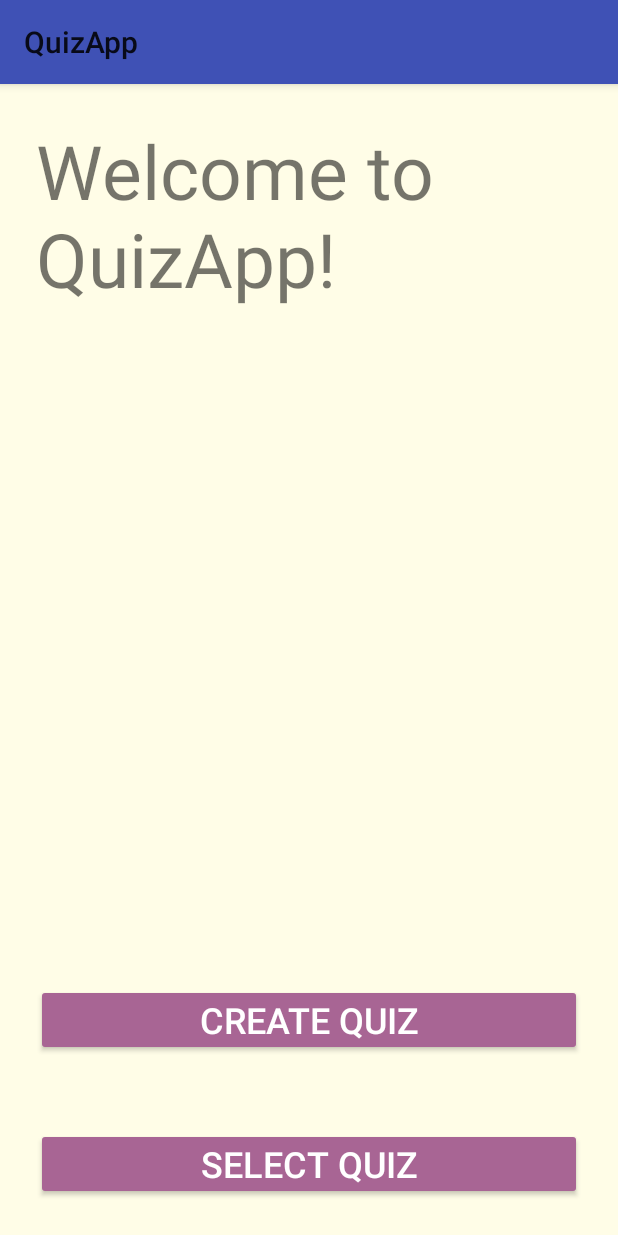
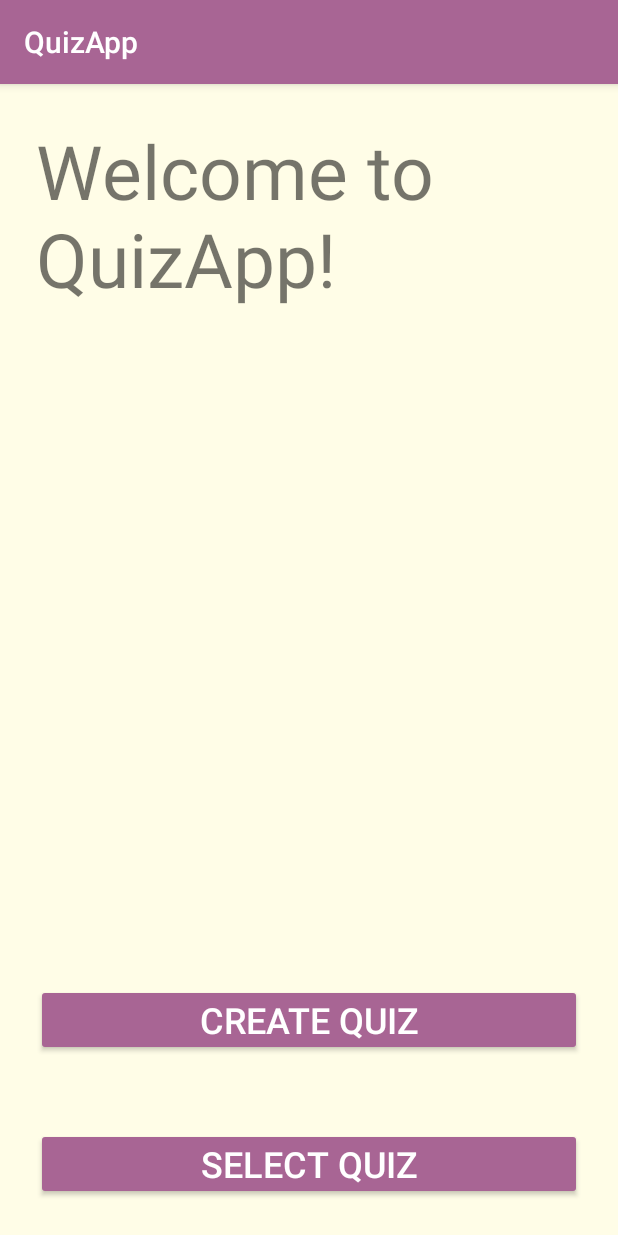
Before and after one commit to oritgurel/QuizApp3, an Android app: the screen it shows after launch (WelcomeActivity), on a phone screen of 412 x 824 dp. Run offline under Robolectric (Android 15) with nearby library versions, the phone set to English and light mode, and no system bars.

Commit message:
theme_updated_createBugFixed

```diff
--- a/app/src/main/java/com/oritmalki/quizapp/view/QuestionFragment.java
+++ b/app/src/main/java/com/oritmalki/quizapp/view/QuestionFragment.java
@@ -180,12 +180,6 @@ public class QuestionFragment extends Fragment implements View.OnClickListener,
 
                 }
 
-
-
-//TODO make fragment visible
-//                Intent intent = new Intent(this.getContext(), FinalScoreActivity.class);
-//                intent.putExtra("Score", finalScore);
-//                startActivity(intent);
                 break;
             default:
                 mOnButtonClickListener.onButtonClicked(v);
--- a/app/src/main/java/com/oritmalki/quizapp/view/WelcomeActivity.java
+++ b/app/src/main/java/com/oritmalki/quizapp/view/WelcomeActivity.java
@@ -34,7 +34,6 @@ public class WelcomeActivity extends AppCompatActivity implements WelcomFragment
     public static final String TO_CREATE_QUIZ_FRAGMENT = "to_create_quiz_fragment";
     public static final String IS_IN_REVIEW = "isInReview_key";
 
-    //TODO navigation back from start quiz screen
 
 
     @Override
--- a/app/src/main/res/layout/welcome_fragment.xml
+++ b/app/src/main/res/layout/welcome_fragment.xml
@@ -1,38 +1,35 @@
 <?xml version="1.0" encoding="utf-8"?>
 <RelativeLayout xmlns:android="http://schemas.android.com/apk/res/android"
-              android:layout_width="match_parent"
-              android:layout_height="match_parent"
-                android:background="@color/welcomeBkg"
-               >
+    android:layout_width="match_parent"
+    android:layout_height="match_parent"
+    android:background="@color/welcomeBkg">
 
     <TextView
         android:layout_width="match_parent"
         android:layout_height="wrap_content"
-        android:textSize="50sp"
+        android:layout_alignParentTop="true"
+        android:padding="24dp"
         android:text="Welcome to QuizApp!"
-        android:padding="24dp"
-        android:layout_alignParentTop="true"/>
+        android:textSize="50sp" />
 
     <Button
         android:id="@+id/select_quiz"
-        android:theme="@style/AppTheme.Button"
         android:layout_width="match_parent"
         android:layout_height="wrap_content"
+        android:layout_alignParentBottom="true"
+        android:layout_margin="24dp"
         android:text="@string/select_quiz"
         android:textSize="@dimen/page_button_text"
-        android:layout_alignParentBottom="true"
-        android:layout_margin="24dp"
-        />
+        android:theme="@style/AppTheme.Button" />
 
     <Button
         android:id="@+id/create_quiz"
-        android:theme="@style/AppTheme.Button"
-        android:layout_above="@id/select_quiz"
         android:layout_width="match_parent"
         android:layout_height="wrap_content"
+        android:layout_above="@id/select_quiz"
+        android:layout_margin="24dp"
         android:text="@string/create_quiz"
         android:textSize="@dimen/page_button_text"
-        android:layout_margin="24dp"
-        />
+        android:theme="@style/AppTheme.Button" />
 
 </RelativeLayout>
--- a/app/src/main/res/values/colors.xml
+++ b/app/src/main/res/values/colors.xml
@@ -1,9 +1,12 @@
 <?xml version="1.0" encoding="utf-8"?>
 <resources>
-    <color name="colorPrimary">#3F51B5</color>
-    <color name="colorPrimaryDark">#303F9F</color>
-    <color name="colorAccent">#FF4081</color>
+    <color name="colorPrimary">@color/purple</color>
+    <color name="colorPrimaryDark">#7a4c82</color>
+    <color name="colorAccent">@color/pink</color>
     <color name="welcomeBkg">#FFFDE7</color>
     <color name="darkGray">#a9a9a9</color>
     <color name="red">#FF0000</color>
+    <color name="purple">#A86594</color>
+    <color name="pink">#FFAEEB</color>
+    <color name="white">#FFFFFF</color>
 </resources>
--- a/app/src/main/res/values/styles.xml
+++ b/app/src/main/res/values/styles.xml
@@ -1,17 +1,35 @@
-<resources xmlns:tools="http://schemas.android.com/tools" xmlns:android="urn:oasis:names:tc:xliff:document:1.2">
+<resources xmlns:android="urn:oasis:names:tc:xliff:document:1.2" xmlns:tools="http://schemas.android.com/tools">
 
     <!-- Base application theme. -->
-      <style name="AppTheme" parent="Base.Theme.AppCompat.Light">
+    <style name="AppTheme" parent="Base.Theme.AppCompat.Light.DarkActionBar">
         <!-- Customize your theme here. -->
         <item name="colorPrimary">@color/colorPrimary</item>
         <item name="colorPrimaryDark">@color/colorPrimaryDark</item>
         <item name="colorAccent">@color/colorAccent</item>
+        <item name="android:actionBarStyle">@style/ActionBar</item>
+
+
     </style>
+
+    <style name="ActionBar" parent="@android:style/Widget.ActionBar">
+        <item name="android:titleTextStyle">@style/ActionBar.Title</item>
+        <item name="android:subtitleTextStyle">@style/ActionBar.Subtitle</item>
+        ...
+    </style>
+
+    <style name="ActionBar.Title">
+        <item name="android:textColor">@color/white</item>
+    </style>
+
+    <style name="ActionBar.Subtitle">
+        <item name="android:textColor">@color/white</item>
+    </style>
+
 
     <style name="AppTheme.Button" parent="Widget.AppCompat.Button">
         <item name="android:radius">2dp</item>
         <item name="android:textColor">#FFFFFF</item>
-        <item name="android:colorButtonNormal" tools:targetApi="lollipop">#A86594</item>
+        <item name="android:colorButtonNormal" tools:targetApi="lollipop">@color/purple</item>
         <item name="android:layout_width">wrap_content</item>
         <item name="android:layout_height">wrap_content</item>
         <item name="android:singleLine">true</item>
@@ -23,7 +41,7 @@
     <style name="AppTheme.ButtonHighlighted" parent="Widget.AppCompat.Button">
         <item name="android:radius">2dp</item>
         <item name="android:textColor">#FFFFFF</item>
-        <item name="android:colorButtonNormal" tools:targetApi="lollipop">#FFAEEB</item>
+        <item name="android:colorButtonNormal" tools:targetApi="lollipop">@color/pink</item>
         <item name="android:layout_width">wrap_content</item>
         <item name="android:layout_height">wrap_content</item>
         <item name="android:singleLine">true</item>
@@ -32,11 +50,9 @@
         <item name="android:layout_marginBottom">42dp</item>
     </style>
 
-    <style name="spinnerItemStyle" parent="android:Widget.TextView.SpinnerItem">
-    </style>
+    <style name="spinnerItemStyle" parent="android:Widget.TextView.SpinnerItem"></style>
 
-    <style name="spinnerDropDownItemStyle" parent="android:TextAppearance.Material.Widget.TextView.SpinnerItem">
-    </style>
+    <style name="spinnerDropDownItemStyle" parent="android:TextAppearance.Material.Widget.TextView.SpinnerItem"></style>
 
     <!--<style name="MyDialogAlert" parent="android:Theme_Material_Dialog_Alert">-->
 
```
Also changed, not shown: app/src/main/java/com/oritmalki/quizapp/view/CreateQuizFragment.java (+40 -22 lines), app/src/main/java/com/oritmalki/quizapp/view/MainActivity.java (+6 -7 lines), 306 other files.
